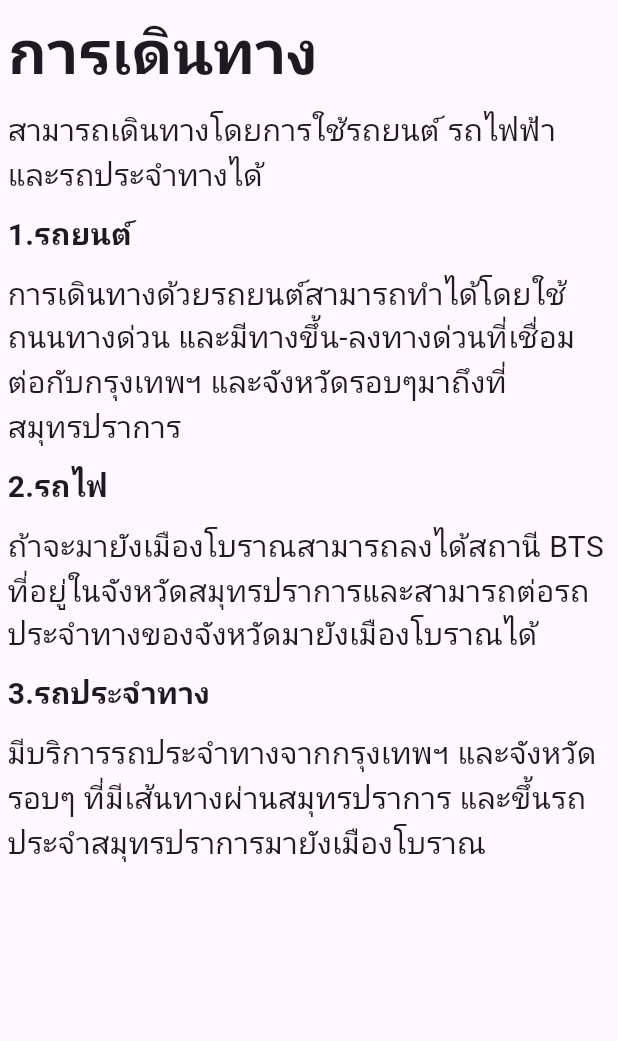
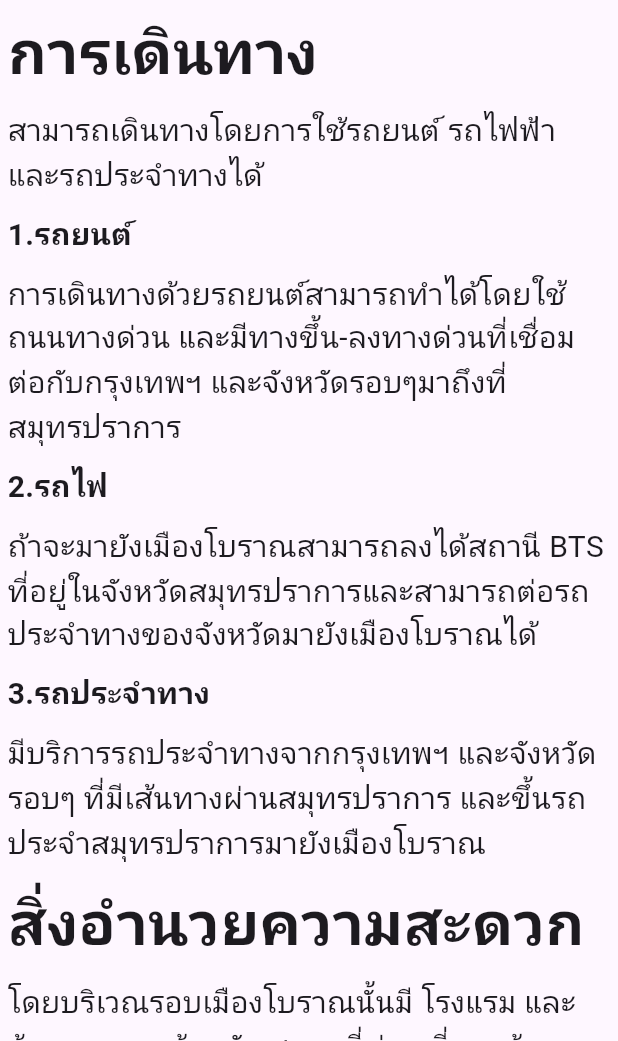
Before and after one commit to ThaphatTT/PracticeFlutter, a Flutter app: the screen it shows after launch, tab 3 chosen, on a phone screen of 412 x 824 dp, the part 195-1236 px from its top. Run offline on Flutter 3.47's test engine with Material 3 defaults, Android fonts, the phone set to English and light mode, and no system bars.

Commit message:
modify return colum to return singleChildScrollView

```diff
--- a/flutter_suggest_place_1/lib/Suggestion.dart
+++ b/flutter_suggest_place_1/lib/Suggestion.dart
@@ -5,7 +5,8 @@ class SuggestionPlace extends StatelessWidget{
 
   @override
   Widget build(BuildContext context){
-    return Column(
+    return SingleChildScrollView(
+      child: Column(
       crossAxisAlignment: CrossAxisAlignment.start,
       children: [
         Container(
@@ -84,7 +85,27 @@ class SuggestionPlace extends StatelessWidget{
             )
             ),
         ),
+        Container(
+          margin: EdgeInsets.all(5),
+          child: Text(
+            'สิ่งอำนวยความสะดวก',
+            style: TextStyle(
+              fontSize: 40.0,
+              fontWeight: FontWeight.bold,
+            ),
+            ),
+        ),
+        Container(
+          margin: EdgeInsets.all(5),
+          child: Text(
+            'โดยบริเวณรอบเมืองโบราณนั้นมี โรงแรม และ ร้านอาหาร พร้อมกับ สถานที่ท่องเที่ยวพร้อมบริการมากมาย',
+            style : TextStyle(
+              fontSize: 20.0
+            )
+            ),
+        ),
       ],
+    ),
     );
   }
 }
```
